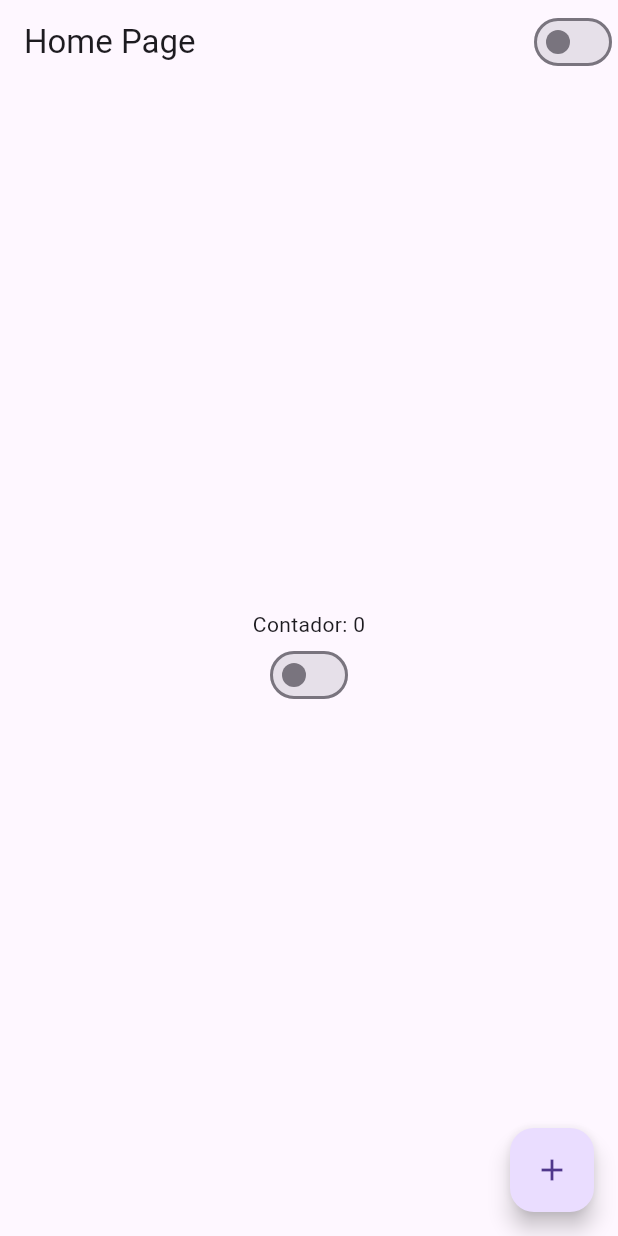
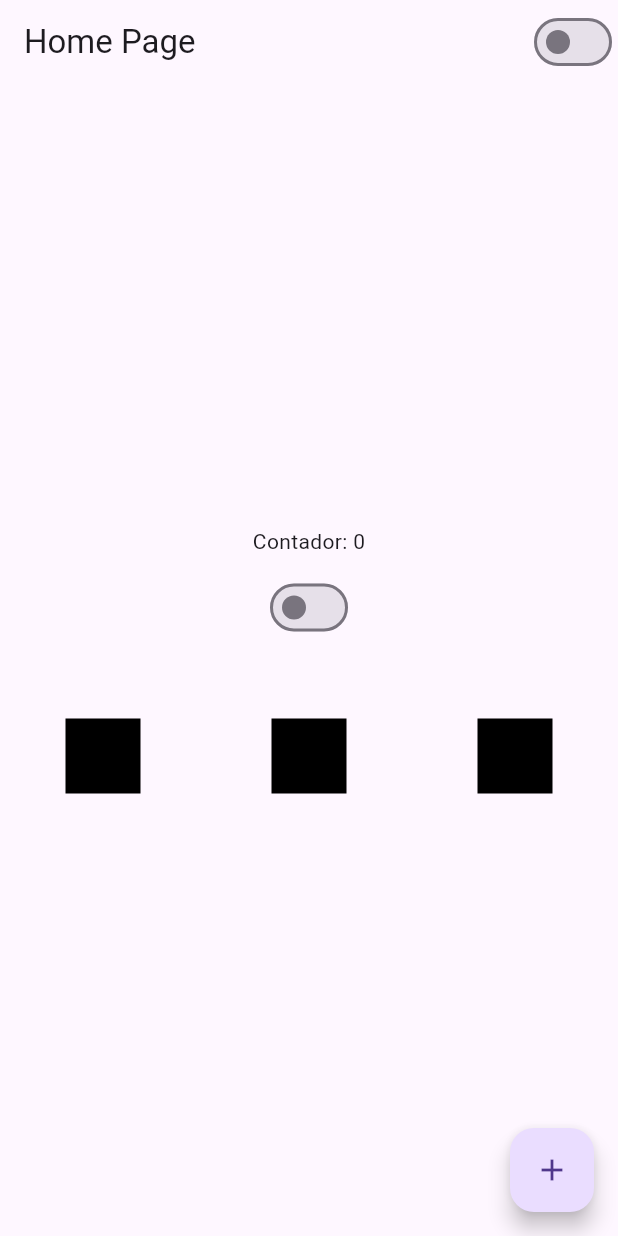
Before and after one commit to GabRodrigues23/curso_flutterando, a Flutter app: the screen it shows after launch, on a phone screen of 412 x 824 dp. Run offline on Flutter 3.47's test engine with Material 3 defaults, Android fonts, the phone set to English and light mode, and no system bars.

Commit message:
Aula #15

```diff
--- a/hello_world/lib/home_page.dart
+++ b/hello_world/lib/home_page.dart
@@ -25,7 +25,34 @@ class HomePageState extends State<HomePage> {
             mainAxisAlignment: MainAxisAlignment.center,
             children: [
               Text('Contador: $counter'),
+              Container(
+                height: 10,
+              ),
               CustomSwitch(),
+              Container(
+                height: 50,
+              ),
+              Row(
+                mainAxisAlignment: MainAxisAlignment.spaceAround,
+                crossAxisAlignment: CrossAxisAlignment.center,
+                children: [
+                  Container(
+                    width: 50,
+                    height: 50,
+                    color: Colors.black,
+                  ),
+                  Container(
+                    width: 50,
+                    height: 50,
+                    color: Colors.black,
+                  ),
+                  Container(
+                    width: 50,
+                    height: 50,
+                    color: Colors.black,
+                  ),
+                ],
+              )
             ],
           )),
       floatingActionButton: FloatingActionButton(
```
